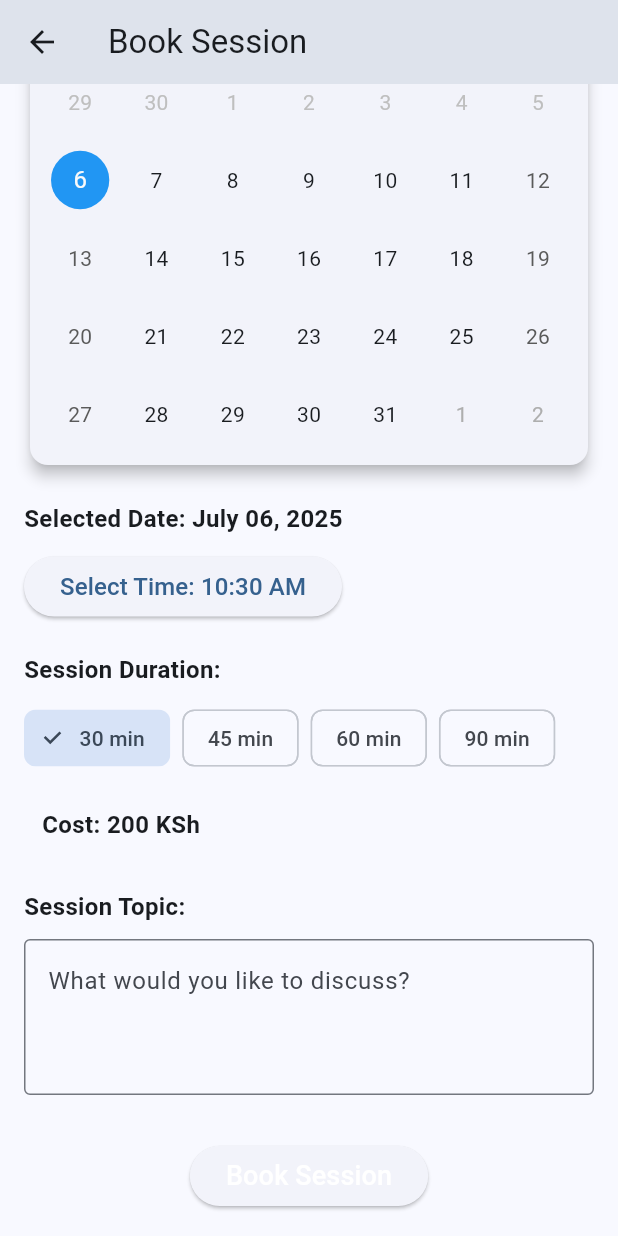
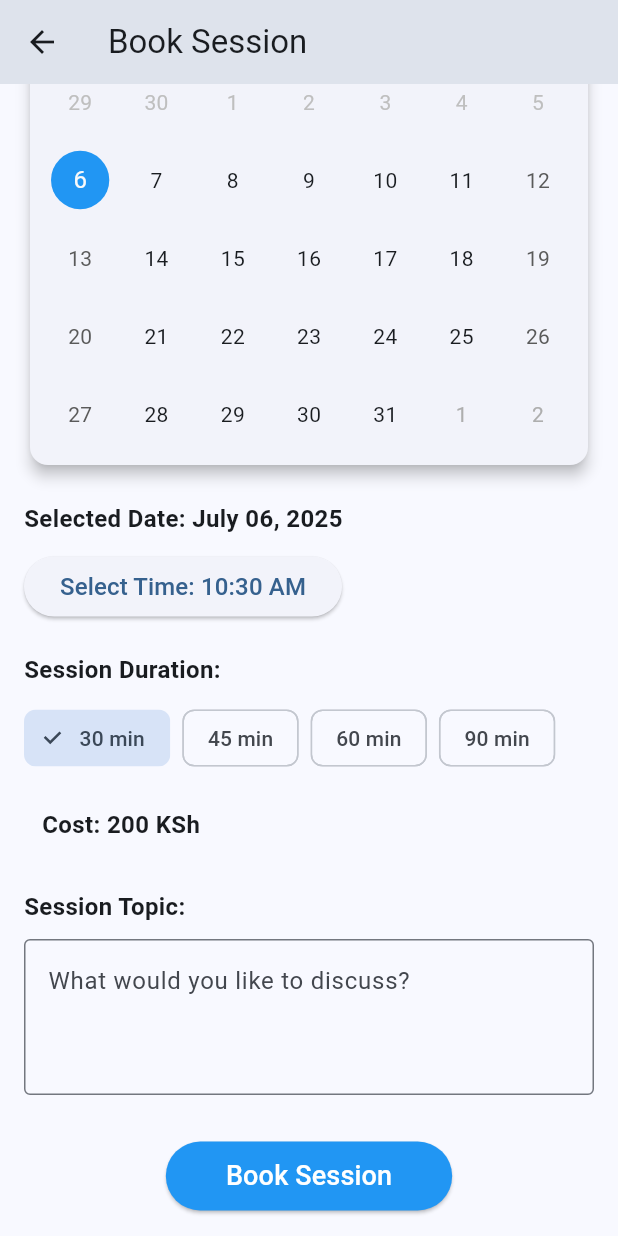
Before and after one commit to BrickSigma/mental_health_support_app, a Flutter app: the BookSession screen opened directly with empty values, scrolled down 122 dp, on a phone screen of 412 x 824 dp. Run offline on Flutter 3.47's test engine with Material 3 defaults, Android fonts, the phone set to English and light mode, and no system bars; drawn by our look-alikes of table_calendar; our stand-ins replace cloud_firestore, email_validator, firebase_auth, firebase_core, fl_chart, font_awesome_flutter and 2 more; missing offline and left inert: prompt_dialog, stream_video, stream_video_flutter; accounts and stored records are empty; generated files the repository leaves out were written again.

Commit message:
updated the bbok sesion

```diff
--- a/lib/views/app/patient/book_session.dart
+++ b/lib/views/app/patient/book_session.dart
@@ -312,6 +312,10 @@ class _BookSessionState extends State<BookSession> {
                     }
                     _showPhoneNumberDialog(context);
                   },
+                  style: ElevatedButton.styleFrom(
+                  padding: const EdgeInsets.symmetric(horizontal: 40, vertical: 10),
+                  backgroundColor: Colors.blue,
+                ),
                   child: const Text(
                     'Book Session',
                     style: TextStyle(fontSize: 18, color: Colors.white),
```
